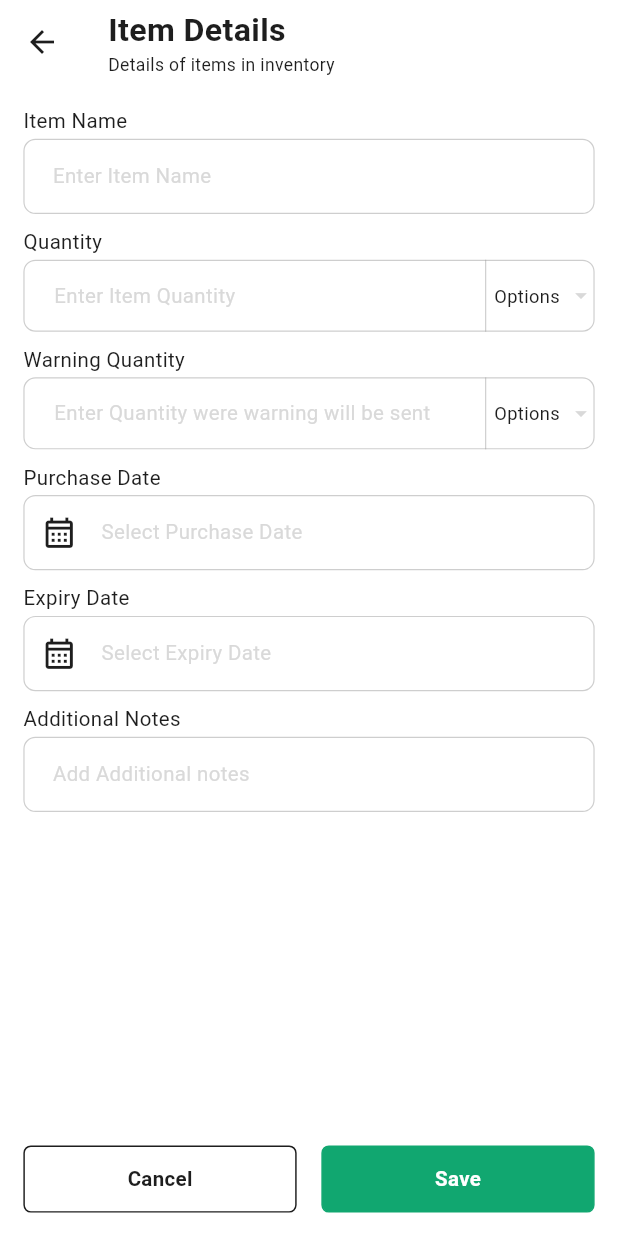
After one commit to krysnkem/hng11-nfc-grocery-tracker, a Flutter app: the EditItemScreen screen opened directly, on a phone screen of 412 x 824 dp. The commit adds this screen. Run offline on Flutter 3.47's test engine with Material 3 defaults, Android fonts, the phone set to English and light mode, and no system bars; drawn by our look-alikes of oktoast; our stand-ins replace device_info_plus, flutter_screenutil, flutter_secure_storage, flutter_svg; missing offline and left inert: nfc_manager; accounts and stored records are empty; Roboto replaces fonts that are missing (SF Pro Display); statements that could not run were skipped.

Commit message:
Edit Product

```diff
--- a/lib/core/routes/router.dart
+++ b/lib/core/routes/router.dart
@@ -13,6 +13,7 @@ class Routers {
         return MaterialPageRoute(builder: (_) => const BottomNavigation());
 
 
+
       default:
         return MaterialPageRoute(
           builder: (_) => Scaffold(
--- a/lib/core/styles/app_style.dart
+++ b/lib/core/styles/app_style.dart
@@ -42,11 +42,6 @@ class Styles {
           fontSize: 14.sp,
           fontWeight: FontWeight.normal,
         ),
-        bodyLarge: TextStyle(
-          color: blackColor,
-          fontSize: 24.sp,
-          fontWeight: FontWeight.w500,
-        ),
         titleLarge: TextStyle(
             fontSize: 16.sp,
             fontWeight: FontWeight.w700,
--- /dev/null
+++ b/lib/screens/main/edit-item/edit-item-screen.dart
@@ -0,0 +1,322 @@
+import 'package:flutter/cupertino.dart';
+import 'package:flutter/material.dart';
+import 'package:flutter/services.dart';
+import 'package:flutter/widgets.dart';
+import 'package:flutter/widgets.dart';
+import 'package:flutter/widgets.dart';
+import 'package:flutter/widgets.dart';
+import 'package:flutter/widgets.dart';
+import 'package:flutter/widgets.dart';
+import 'package:flutter_screenutil/flutter_screenutil.dart';
+import 'package:grocey_tag/core/constants/constants.dart';
+import 'package:grocey_tag/core/constants/pallete.dart';
+import 'package:grocey_tag/utils/date-util.dart';
+import 'package:grocey_tag/utils/snack_message.dart';
+import 'package:grocey_tag/utils/widget_extensions.dart';
+import 'package:grocey_tag/widgets/apptext.dart';
+import 'package:grocey_tag/widgets/text-field-widget.dart';
+
+import '../../../utils/app-bottom-sheet.dart';
+import '../../../widgets/app_button.dart';
+import '../../../widgets/scan-tage-widget.dart';
+
+class EditItemScreen extends StatefulWidget {
+  const EditItemScreen({super.key});
+
+  @override
+  State<EditItemScreen> createState() => _EditItemScreenState();
+}
+
+class _EditItemScreenState extends State<EditItemScreen> {
+  TextEditingController nameController = TextEditingController();
+  TextEditingController quantityController = TextEditingController();
+  TextEditingController warningQuantityController = TextEditingController();
+  TextEditingController additionalNoteController = TextEditingController();
+  TextEditingController purchaseDateController = TextEditingController();
+  TextEditingController expiryDateController = TextEditingController();
+
+  @override
+  void initState() {
+    // nameController = TextEditingController(text: "Mr Beast Choco");
+    // quantityController = TextEditingController(text: "40");
+    // warningQuantityController = TextEditingController(text: "5");
+    // additionalNoteController = TextEditingController(text: "Buy frozen ones next time.");
+    // purchaseDateController = TextEditingController(text: "03/06/2023");
+    // expiryDateController = TextEditingController(text: "03/06/2023");
+    super.initState();
+  }
+
+  DateTime purchaseDate = DateTime.now();
+  DateTime? purchased;
+
+  DateTime expiryDate = DateTime.now();
+  DateTime? expires;
+
+  String? selectedOption;
+  List<String> data = ["Litres", "KGs", "Cups", "Packs", "Cartons"];
+
+  onChangeData(String val){
+    selectedOption = val;
+    setState(() { });
+  }
+
+  onChange(String? val){
+    setState(() { });
+  }
+
+  submit(){
+    appBottomSheet(ScanTagWidget(onTap: readTag,), height: 462.sp);
+  }
+
+  readTag()async{
+
+    // FOR TESTING
+    showCustomToast("Item Updated Successfully", success: true);
+    navigationService.goBack();
+
+    // USE THIS LATER UNCOMMENT THE BELOW
+
+
+    // if(checkNfcAvailable== true){
+    //   _nfcService.readNfcTag((data) {
+    //   showCustomToast("Item Updated Successfully", success: true);
+    //   navigationService.goBack();
+    //   }, (error) {
+    //       showCustomToast(error);
+    //   });
+    //   return;
+    // }
+    // showCustomToast("Your phone: \"${await getDeviceName()}\" doesn't have the facility to use NFC");
+  }
+
+
+  @override
+  Widget build(BuildContext context) {
+    return Scaffold(
+      appBar: AppBar(
+        title: Column(
+          crossAxisAlignment: CrossAxisAlignment.start,
+          children: [
+            AppText("Item Details", size: 22.sp, weight: FontWeight.w600,),
+            AppText("Details of items in inventory", size: 12.sp)
+          ],
+        ),
+      ),
+      body: GestureDetector(
+        onTap: ()=> FocusManager.instance.primaryFocus?.unfocus(),
+        child: Padding(
+          padding: 16.sp.padA,
+          child: SafeArea(
+            top: false,
+            bottom: true,
+            child: Column(
+              children: [
+                Expanded(
+                  child: ListView(
+                    padding: 0.0.padA,
+                    children: [
+                      AppTextField(
+                        hintText:  "Item Name",
+                        controller: nameController,
+                        hint: "Enter Item Name",
+                        onChanged: onChange,
+                      ),
+                      10.sp.sbH,
+                      AppTextField(
+                        hintText:  "Quantity",
+                        controller: quantityController,
+                        hint: "Enter Item Quantity",
+                        suffixIcon: DropDownMenu(onSelect: onChangeData, data: data, selectedOption: selectedOption,),
+                        contentPadding: 16.sp.padH,
+                        inputFormatters: [
+                          FilteringTextInputFormatter.digitsOnly
+                        ],
+                        onChanged: onChange,
+                        keyboardType: TextInputType.number,
+                      ),
+                      10.sp.sbH,
+                      AppTextField(
+                        hintText:  "Warning Quantity",
+                        controller: warningQuantityController,
+                        suffixIcon: DropDownMenu(onSelect: onChangeData, data: data, selectedOption: selectedOption,),
+                        contentPadding: 16.sp.padH,
+                        inputFormatters: [
+                          FilteringTextInputFormatter.digitsOnly
+                        ],
+                        hint: "Enter Quantity were warning will be sent",
+                        keyboardType: TextInputType.number,
+                        onChanged: onChange,
+                      ),
+                      10.sp.sbH,
+                      AppTextField(
+                        hintText:  "Purchase Date",
+                        controller: purchaseDateController,
+                        prefix: Icon(Icons.calendar_month_outlined, color: blackColor, size: 25.sp),
+                        onTap: pickPurchaseDate,
+                        hint: "Select Purchase Date",
+                        readonly: true,
+                      ),
+                      10.sp.sbH,
+                      AppTextField(
+                        hintText:  "Expiry Date",
+                        controller: expiryDateController,
+                        prefix: Icon(Icons.calendar_month_outlined, color: blackColor, size: 25.sp,),
+                        onTap: pickExpiryDate,
+                        hint: "Select Expiry Date",
+                        readonly: true,
+                      ),
+                      10.sp.sbH,
+                      AppTextField(
+                        hintText:  "Additional Notes",
+                        controller: additionalNoteController,
+                        onChanged: onChange,
+                        hint: "Add Additional notes",
+                      ),
+                      10.sp.sbH,
+
+                    ],
+                  )
+                ),
+                16.sp.sbH,
+                Row(
+                  children: [
+                    Expanded(
+                      child: AppButton(
+                        isOutline: true,
+                        text: "Cancel",
+                        onTap: navigationService.goBack,
+                      ),
+                    ),
+                    16.sp.sbW,
+                    Expanded(
+                      child: AppButton(
+                        text: "Save",
+                        onTap: submit,
+                      ),
+                    ),
+                  ],
+                )
+              ],
+            ),
+          ),
+        ),
+      ),
+    );
+  }
+
+
+  Future<DateTime?> pickDateTime(
+      DateTime initialDate, {
+        required bool pickDate,
+        DateTime? firstDate,
+        DateTime? endDate,
+      }) async {
+    if (pickDate) {
+      final date = await showDatePicker(
+        context: context,
+        initialDate: initialDate,
+        firstDate: firstDate?? DateTime(1900),
+        lastDate: endDate ?? DateTime.now(),
+      );
+      if (date == null) return null;
+
+      final time =
+      Duration(hours: initialDate.hour, minutes: initialDate.minute);
+
+      return date.add(time);
+    } else {
+      final timeOfDay = await showTimePicker(
+          context: context, initialTime: TimeOfDay.fromDateTime(initialDate));
+      if (timeOfDay == null) return null;
+      final date =
+      DateTime(initialDate.year, initialDate.month, initialDate.day);
+      final time = Duration(hours: timeOfDay.hour, minutes: timeOfDay.minute);
+      return date.add(time);
+    }
+  }
+
+  Future pickPurchaseDate(
+      {bool picDate = true}) async {
+    final date = await pickDateTime(
+      purchaseDate,
+      pickDate: picDate,
+    );
+    if (date == null) return null;
+    purchaseDate = date;
+    purchased = date;
+    purchaseDateController =TextEditingController(text: DateUtil.toDates(purchaseDate));
+    setState(() { });
+  }
+
+
+  Future pickExpiryDate(
+      {bool picDate = true}) async {
+    final date = await pickDateTime(
+      purchaseDate,
+      pickDate: picDate,
+      endDate: DateTime(2100),
+      firstDate: purchaseDate
+    );
+    if (date == null) return null;
+    expiryDate = date;
+    expires = date;
+    expiryDateController =TextEditingController(text: DateUtil.toDates(expiryDate));
+    setState(() { });
+  }
+
+
+}
+
+
+class DropDownMenu extends StatelessWidget {
+  final String? selectedOption;
+  final Function(String) onSelect;
+  final List<String> data;
+  const DropDownMenu({super.key, required this.onSelect, required this.data, this.selectedOption});
+
+  @override
+  Widget build(BuildContext context) {
+    return Container(
+      height: 48.sp,
+      width: 75.sp,
+      alignment: Alignment.center,
+      decoration: BoxDecoration(
+        border: Border(
+          left: BorderSide(
+            color:Theme.of(context).disabledColor.withOpacity(0.5),  // Border color
+            width: 0.8,          // Border width
+          ),
+        ),
+      ),
+      child: PopupMenuButton<String>(
+        onSelected: onSelect,
+        itemBuilder: (BuildContext context) {
+          return data.map((String choice) {
+            return PopupMenuItem<String>(
+              value: choice,
+              child: AppText(choice, weight: FontWeight.w600,),
+            );
+          }).toList();
+        },
+        child: Row(
+          children: [
+            5.sp.sbW,
+            Expanded(
+              child: FittedBox(
+                child: Padding(
+                  padding: 10.sp.padV,
+                  child: AppText(
+                    selectedOption??"Options",
+                    style: Theme.of(context).textTheme.bodyMedium?.copyWith(fontSize: 12),
+                  ),
+                ),
+              ),
+            ),
+            5.sp.sbW,
+            const Icon(Icons.arrow_drop_down),
+          ],
+        ),
+      ),
+    );
+  }
+}
--- a/lib/screens/main/home/home-screen.dart
+++ b/lib/screens/main/home/home-screen.dart
@@ -2,6 +2,7 @@ import 'package:flutter/material.dart';
 import 'package:flutter_screenutil/flutter_screenutil.dart';
 import 'package:flutter_svg/flutter_svg.dart';
 import 'package:grocey_tag/core/constants/app_images.dart';
+import 'package:grocey_tag/core/constants/constants.dart';
 import 'package:grocey_tag/screens/main/home/widgets/activity-list-item.dart';
 import 'package:grocey_tag/utils/snack_message.dart';
 
@@ -13,6 +14,8 @@ import 'package:grocey_tag/widgets/apptext.dart';
 import '../../../services/nfc_service.dart';
 import '../../../utils/app-bottom-sheet.dart';
 import '../../../utils/get-device-name.dart';
+import '../../../widgets/scan-tage-widget.dart';
+import '../edit-item/edit-item-screen.dart';
 import 'widgets/dashboard_card.dart';
 
 class HomeScreen extends StatefulWidget {
@@ -27,20 +30,27 @@ class _HomeScreenState extends State<HomeScreen> {
   bool? checkNfcAvailable;
   final NFCService _nfcService = NFCService();
 
-  // updateTag(){
-  //   appBottomSheet(const Column(), height: 462.sp);
-  // }
+  updateTag(){
+    appBottomSheet(ScanTagWidget(onTap: readTag,), height: 462.sp);
+  }
 
   readTag()async{
-    if(checkNfcAvailable== true){
-      _nfcService.readNfcTag((data) {
 
-      }, (error) {
-          showCustomToast(error);
-      });
-      return;
-    }
-    showCustomToast("Your phone: \"${await getDeviceName()}\" doesn't have the facility to use NFC");
+    // FOR TESTING
+    navigationService.navigateToWidget(const EditItemScreen());
+
+    // USE THIS LATER UNCOMMENT THE BELOW
+
+
+    // if(checkNfcAvailable== true){
+    //   _nfcService.readNfcTag((data) {
+    //   navigationService.navigateToWidget(const EditItemScreen());
+    //   }, (error) {
+    //       showCustomToast(error);
+    //   });
+    //   return;
+    // }
+    // showCustomToast("Your phone: \"${await getDeviceName()}\" doesn't have the facility to use NFC");
   }
 
   List<Map<String, dynamic>> historyItem = [
@@ -147,7 +157,7 @@ class _HomeScreenState extends State<HomeScreen> {
             children: [
               Expanded(
                 child: AppButton(
-                  onTap: readTag,
+                  onTap: updateTag,
                   text: "Update Item",
                 ),
               ),
--- a/lib/services/navigation.service.dart
+++ b/lib/services/navigation.service.dart
@@ -20,6 +20,10 @@ class NavigationService {
     return navigatorKey.currentState!.pushReplacement(MaterialPageRoute(builder: (_) => route));
   }
 
+  Future<dynamic> navigateToWidget(Widget route) {
+    return navigatorKey.currentState!.push(MaterialPageRoute(builder: (_) => route));
+  }
+
   Future<dynamic> navigateToReplace(String routeName, {dynamic argument}) {
     return navigatorKey.currentState!.pushReplacementNamed(routeName, arguments: argument);
   }
--- /dev/null
+++ b/lib/utils/date-util.dart
@@ -0,0 +1,35 @@
+import 'package:flutter/material.dart';
+import 'package:intl/intl.dart';
+
+mixin DateUtil {
+  static bool isLightMode(BuildContext context) {
+    return Theme
+        .of(context)
+        .brightness == Brightness.light;
+  }
+
+  static String toDateTime(DateTime dateTime){
+    final date =DateFormat.yMMMEd().format(dateTime);
+    final time =DateFormat.Hm().format(dateTime);
+
+    return'$date $time';
+  }
+  static String toDate(DateTime dateTime){
+    final date =DateFormat.yMMMEd().format(dateTime);
+
+    return date;
+  }
+  static String toDates(DateTime dateTime){
+    final date =DateFormat.yMMMMd().format(dateTime);
+
+    return date;
+  }
+  static String toTime(DateTime dateTime){
+    final time =DateFormat.Hm().format(dateTime);
+
+    return time;
+  }
+  static DateTime removeTime(DateTime dateTime)=>
+      DateTime(dateTime.year, dateTime.month, dateTime.day);
+
+}
--- /dev/null
+++ b/lib/widgets/scan-tage-widget.dart
@@ -0,0 +1,56 @@
+import 'package:flutter/material.dart';
+import 'package:flutter_screenutil/flutter_screenutil.dart';
+import 'package:flutter_svg/flutter_svg.dart';
+import 'package:grocey_tag/core/constants/app_images.dart';
+import 'package:grocey_tag/core/constants/constants.dart';
+import 'package:grocey_tag/core/constants/pallete.dart';
+import 'package:grocey_tag/utils/widget_extensions.dart';
+import 'package:grocey_tag/widgets/app_button.dart';
+import 'package:grocey_tag/widgets/apptext.dart';
+
+class ScanTagWidget extends StatelessWidget {
+  final VoidCallback onTap;
+  const ScanTagWidget({super.key, required this.onTap});
+
+  @override
+  Widget build(BuildContext context) {
+    return Scaffold(
+      body: Column(
+        mainAxisAlignment: MainAxisAlignment.spaceAround,
+        crossAxisAlignment: CrossAxisAlignment.center,
+        children: [
+          AppText("Scan Item Tag", size: 20.sp, weight: FontWeight.w600,),
+          const AppText("Hold your phone unto the NFC tag"),
+          SvgPicture.asset(
+            AppImages.scan,
+            height: 197.sp,
+            width: 146.sp,
+          ),
+          Row(
+            children: [
+              Expanded(
+                child: AppButton(
+                  isOutline: true,
+                  text: "Cancel",
+                  onTap: navigationService.goBack,
+                  textColor: primaryColor,
+                  borderColor: primaryColor,
+                ),
+              ),
+              16.sp.sbW,
+              Expanded(
+                child: AppButton(
+                  text: "Proceed",
+                  onTap: (){
+                    navigationService.goBack();
+                    onTap();
+                  },
+                ),
+              ),
+            ],
+          )
+        ],
+      ),
+    );
+  }
+}
--- /dev/null
+++ b/lib/widgets/text-field-widget.dart
@@ -0,0 +1,230 @@
+import 'package:flutter/material.dart';
+import 'package:flutter/services.dart';
+import 'package:flutter_screenutil/flutter_screenutil.dart';
+import 'package:grocey_tag/core/constants/pallete.dart';
+import 'package:grocey_tag/utils/widget_extensions.dart';
+
+import 'apptext.dart';
+
+class AppTextField extends StatefulWidget {
+  final String? hintText;
+  final String? Function(String?)? validator;
+  final String? hint;
+  final String? labelText;
+  final bool readonly;
+  final bool borderless;
+  final bool isPassword;
+  final Widget? suffixIcon;
+  final Widget? errorWidget;
+  final EdgeInsetsGeometry? contentPadding;
+  final Widget? label;
+  final Widget? prefix;
+  final double? textSize;
+  final double? borderRadius;
+  final Color? hintColor;
+  final Color? fillColor;
+  final Color? textColor;
+  final bool? enabled;
+  final bool? overrideIconColor;
+  final VoidCallback? onTap;
+  final InputBorder? enabledBorder;
+  final int? maxLength;
+  final int maxHeight;
+  final bool? haveText;
+  final TextCapitalization? textCapitalization;
+  final Iterable<String>? autofillHints;
+  final List<TextInputFormatter>? inputFormatters;
+  final VoidCallback? onEditingComplete;
+  final Function(String)? onFieldSubmitted;
+  final Function(String)? onChanged;
+  final TextEditingController? controller;
+  final TextInputType? keyboardType;
+  final double? boxWidth;
+
+  const AppTextField({
+    Key? key,
+    this.readonly = false,
+    this.borderless = false,
+    this.isPassword = false,
+    this.hintText,
+    this.hint,
+    this.onChanged,
+    this.controller,
+    this.keyboardType = TextInputType.text,
+    this.onTap,
+    this.onEditingComplete,
+    this.onFieldSubmitted,
+    this.validator,
+    this.autofillHints,
+    this.suffixIcon,
+    this.textSize,
+    this.haveText,
+    this.maxLength,
+    this.labelText,
+    this.label,
+    this.contentPadding,
+    this.prefix,
+    this.maxHeight = 1,
+    this.hintColor,
+    this.textColor,
+    this.inputFormatters,
+    this.errorWidget,
+    this.enabled,
+    this.fillColor,
+    this.overrideIconColor,
+    this.enabledBorder,
+    this.boxWidth, this.borderRadius, this.textCapitalization,
+  }) : super(key: key);
+
+  @override
+  State<AppTextField> createState() => _AppTextFieldState();
+}
+
+class _AppTextFieldState extends State<AppTextField> {
+  final FocusNode _focusNode = FocusNode();
+  bool isVisible = false;
+
+  @override
+  void initState() {
+    super.initState();
+    _focusNode.addListener(() {
+      setState(() {
+        isVisible = false;
+      });
+    });
+  }
+
+  @override
+  void dispose() {
+    _focusNode.dispose();
+    super.dispose();
+  }
+
+  @override
+  Widget build(BuildContext context) {
+    Size size = MediaQuery.of(context).size;
+    return Container(
+      width: widget.boxWidth ?? size.width,
+      alignment: Alignment.centerLeft,
+      child: Column(
+        mainAxisAlignment: MainAxisAlignment.start,
+        crossAxisAlignment: CrossAxisAlignment.start,
+        children: [
+          widget.hintText != null
+              ? Column(
+            children: [
+              AppText(
+                widget.hintText ?? "",
+                size: widget.textSize ?? 14.sp,
+                color: widget.hintColor,
+                // isBold: true,
+                align: TextAlign.start,
+              ),
+              2.0.sbH,
+            ],
+          )
+              : 0.0.sbH,
+          TextFormField(
+            textAlign: TextAlign.start,
+            validator: widget.validator,
+            autofillHints: widget.autofillHints,
+            onEditingComplete: widget.onEditingComplete,
+            onFieldSubmitted: widget.onFieldSubmitted,
+            textCapitalization: widget.textCapitalization==null? TextCapitalization.none: widget.textCapitalization!,
+            maxLines: widget.maxHeight,
+            focusNode: _focusNode,
+            maxLength: widget.maxLength,
+            onChanged: (val) {
+              if (widget.onChanged != null) {
+                widget.onChanged!(val);
+              }
+            },
+            onTap: widget.onTap,
+            readOnly: widget.readonly,
+            enabled: widget.enabled,
+            obscureText: widget.isPassword ? !isVisible : false,
+            textInputAction: TextInputAction.next,
+            controller: widget.controller,
+            style: Theme.of(context).textTheme.bodyMedium,
+            inputFormatters: widget.inputFormatters,
+            decoration: InputDecoration(
+              filled: true, // Add this line to enable filled decoration
+              errorMaxLines: 3,
+              counter: 0.0.sbH,
+              hintText: widget.hint,
+              enabled: widget.enabled ?? true,
+              fillColor: widget.fillColor ?? Colors.transparent,
+              error: widget.errorWidget,
+              prefixIconColor: widget.overrideIconColor == true
+                  ? null
+                  : const Color(0xFFD9D9D9),
+              suffixIconColor: widget.overrideIconColor == true
+                  ? null
+                  : const Color(0xFFD9D9D9),
+              prefixIcon: widget.prefix == null
+                  ? null
+                  : SizedBox(
+                  height: 40,
+                  width: 40,
+                  child: Align(
+                      alignment: Alignment.center, child: widget.prefix)),
+              suffixIcon: widget.suffixIcon ??
+                  (widget.isPassword
+                      ? IconButton(
+                      onPressed: () {
+                        setState(() {
+                          isVisible = !isVisible;
+                        });
+                      },
+                      icon: widget.suffixIcon ??
+                          Icon(
+                            !isVisible ? Icons.visibility_off_outlined : Icons.visibility_outlined,
+                            size: 20,
+                          ))
+                      : widget.suffixIcon),
+
+              label: widget.label,
+              labelText: widget.labelText,
+              labelStyle: Theme.of(context).textTheme.bodyMedium,
+              hintStyle: Theme.of(context).textTheme.bodyMedium?.copyWith(
+                  color: widget.textColor ?? const Color(0xFFD9D9D9)),
+              isDense: true,
+              contentPadding: widget.contentPadding ??
+                  EdgeInsets.symmetric(horizontal: 16.sp, vertical: 16.sp),
+              focusedBorder: OutlineInputBorder(
+                  borderSide: BorderSide(
+                      color:
+                      widget.borderless ? Colors.transparent : primaryColor,
+                      width: 0.8),
+                  borderRadius: BorderRadius.circular(widget.borderRadius?? 8)),
+              enabledBorder: widget.enabledBorder ??
+                  OutlineInputBorder(
+                      borderSide: BorderSide(
+                          width: 0.8,
+                          color: widget.borderless
+                              ? Colors.transparent
+                              : Theme.of(context)
+                              .disabledColor
+                              .withOpacity(0.5)),
+                      borderRadius: BorderRadius.circular(widget.borderRadius?? 8)),
+              errorBorder: OutlineInputBorder(
+                  borderSide: BorderSide(color: Colors.red, width: 0.8),
+                  borderRadius: BorderRadius.circular(widget.borderRadius?? 8)),
+              errorStyle:
+              const TextStyle(fontSize: 12, fontWeight: FontWeight.w400),
+              focusedErrorBorder: OutlineInputBorder(
+                borderSide: BorderSide(
+                    color: widget.borderless ? Colors.transparent : Colors.red),
+              ),
+              disabledBorder: OutlineInputBorder(
+                  borderSide:
+                  const BorderSide(color: Colors.transparent, width: 0.8),
+                  borderRadius: BorderRadius.circular(widget.borderRadius?? 8)),
+            ),
+            keyboardType: widget.keyboardType,
+          )
+        ],
+      ),
+    );
+  }
+}
```
